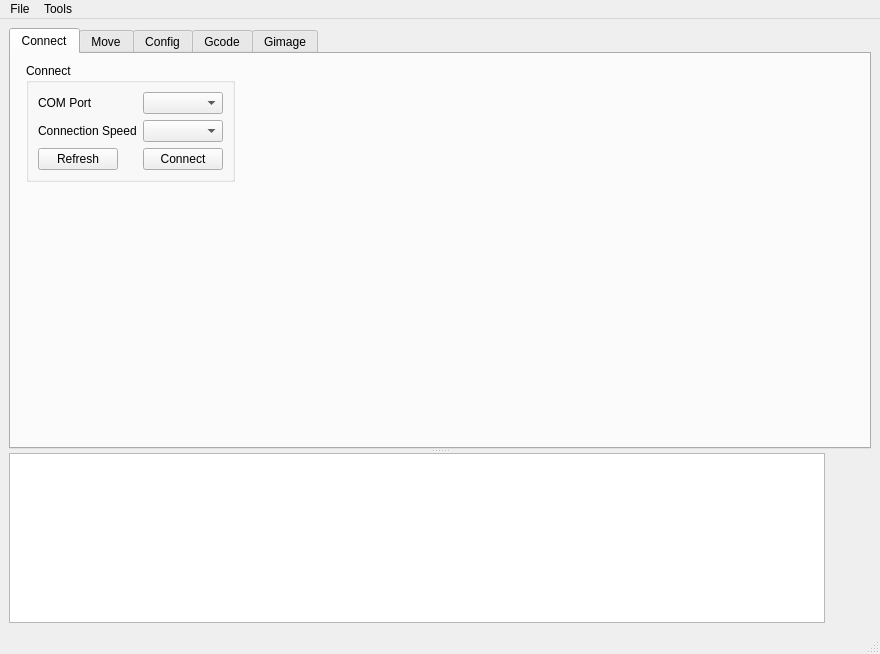
Before: the Qt Designer form src/GuiXYZ_V1.ui in fedetony/GUI_XYZ_GImage, drawn with Qt 5.
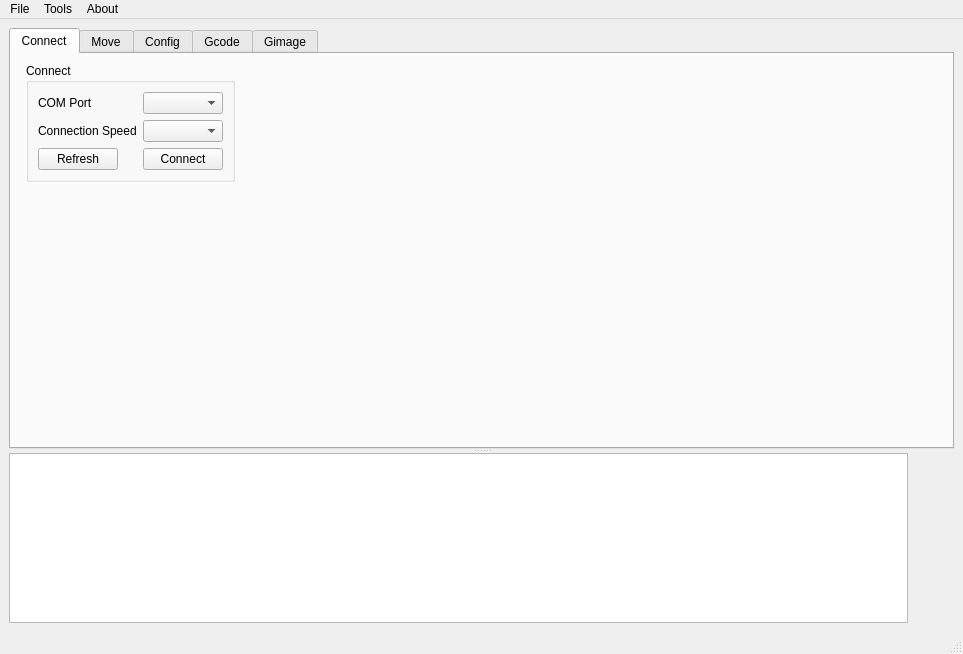
After: the same form once the commit is applied. Icons and pictures are not drawn.

Commit message: added about box  cleared warnings of using is and is not

```diff
--- a/src/GuiXYZ_V1.ui
+++ b/src/GuiXYZ_V1.ui
@@ -6,7 +6,7 @@
    <rect>
     <x>0</x>
     <y>0</y>
-    <width>880</width>
+    <width>963</width>
     <height>654</height>
    </rect>
   </property>
@@ -1368,8 +1368,8 @@
     <rect>
      <x>0</x>
      <y>0</y>
-     <width>880</width>
-     <height>22</height>
+     <width>963</width>
+     <height>25</height>
     </rect>
    </property>
    <widget class="QMenu" name="menuFile">
@@ -1428,8 +1428,15 @@
     <addaction name="actionTranslate_Code"/>
     <addaction name="separator"/>
    </widget>
+   <widget class="QMenu" name="menuAbout">
+    <property name="title">
+     <string>About</string>
+    </property>
+    <addaction name="actionAbout"/>
+   </widget>
    <addaction name="menuFile"/>
    <addaction name="menuTools"/>
+   <addaction name="menuAbout"/>
   </widget>
   <widget class="QStatusBar" name="statusbar"/>
   <action name="actionOpen">
```
Left out of the diff: 5 changed lines with no effect on the pictures. The commit also changes 13 other files.
